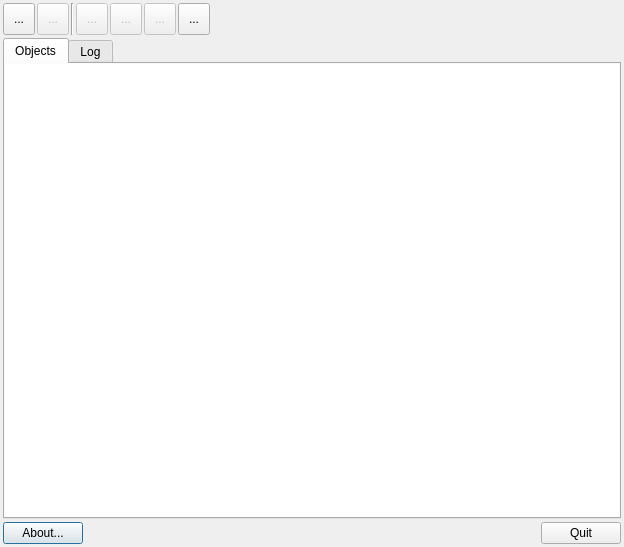
This is FilesystemWatcher.ui in FelixdelasPozas/FilesystemWatcher as Qt 5 draws it before an edit. The edited form follows.
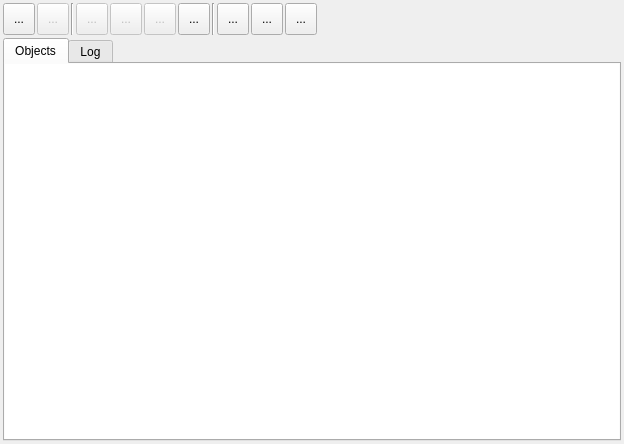
This is the edited form. Icons and pictures are not drawn.

Commit message: Update Qt to version 6. Removed botton buttons in favor or tool buttons. Changed icons. Bump to version 1.2

The edit to the form file:
```diff
--- a/FilesystemWatcher.ui
+++ b/FilesystemWatcher.ui
@@ -7,7 +7,7 @@
     <x>0</x>
     <y>0</y>
     <width>624</width>
-    <height>547</height>
+    <height>444</height>
    </rect>
   </property>
   <property name="windowTitle">
@@ -249,6 +249,109 @@
        </property>
       </widget>
      </item>
+     <item>
+      <widget class="Line" name="line_2">
+       <property name="orientation">
+        <enum>Qt::Orientation::Vertical</enum>
+       </property>
+      </widget>
+     </item>
+     <item>
+      <widget class="QToolButton" name="m_minimize">
+       <property name="minimumSize">
+        <size>
+         <width>32</width>
+         <height>32</height>
+        </size>
+       </property>
+       <property name="maximumSize">
+        <size>
+         <width>32</width>
+         <height>32</height>
+        </size>
+       </property>
+       <property name="toolTip">
+        <string>Minimize to the system tray.</string>
+       </property>
+       <property name="text">
+        <string>...</string>
+       </property>
+       <property name="icon">
+        <iconset resource="rsc/resources.qrc">
+         <normaloff>:/FilesystemWatcher/minimize.svg</normaloff>:/FilesystemWatcher/minimize.svg</iconset>
+       </property>
+       <property name="iconSize">
+        <size>
+         <width>24</width>
+         <height>24</height>
+        </size>
+       </property>
+      </widget>
+     </item>
+     <item>
+      <widget class="QToolButton" name="m_about">
+       <property name="minimumSize">
+        <size>
+         <width>32</width>
+         <height>32</height>
+        </size>
+       </property>
+       <property name="maximumSize">
+        <size>
+         <width>32</width>
+         <height>32</height>
+        </size>
+       </property>
+       <property name="toolTip">
+        <string>About this application...</string>
+       </property>
+       <property name="text">
+        <string>...</string>
+       </property>
+       <property name="icon">
+        <iconset resource="rsc/resources.qrc">
+         <normaloff>:/FilesystemWatcher/info.svg</normaloff>:/FilesystemWatcher/info.svg</iconset>
+       </property>
+       <property name="iconSize">
+        <size>
+         <width>24</width>
+         <height>24</height>
+        </size>
+       </property>
+      </widget>
+     </item>
+     <item>
+      <widget class="QToolButton" name="m_quit">
+       <property name="minimumSize">
+        <size>
+         <width>32</width>
+         <height>32</height>
+        </size>
+       </property>
+       <property name="maximumSize">
+        <size>
+         <width>32</width>
+         <height>32</height>
+        </size>
+       </property>
+       <property name="toolTip">
+        <string>Exit the application</string>
+       </property>
+       <property name="text">
+        <string>...</string>
+       </property>
+       <property name="icon">
+        <iconset resource="rsc/resources.qrc">
+         <normaloff>:/FilesystemWatcher/exit.svg</normaloff>:/FilesystemWatcher/exit.svg</iconset>
+       </property>
+       <property name="iconSize">
+        <size>
+         <width>24</width>
+         <height>24</height>
+        </size>
+       </property>
+      </widget>
+     </item>
      <item>
       <spacer name="horizontalSpacer_2">
        <property name="orientation">
@@ -370,46 +473,6 @@
      </widget>
     </widget>
    </item>
-   <item>
-    <layout class="QHBoxLayout" name="horizontalLayout">
-     <property name="spacing">
-      <number>6</number>
-     </property>
-     <item>
-      <widget class="QPushButton" name="m_about">
-       <property name="toolTip">
-        <string>About Filesystem Watcher...</string>
-       </property>
-       <property name="text">
-        <string>About...</string>
-       </property>
-      </widget>
-     </item>
-     <item>
-      <spacer name="horizontalSpacer">
-       <property name="orientation">
-        <enum>Qt::Horizontal</enum>
-       </property>
-       <property name="sizeHint" stdset="0">
-        <size>
-         <width>40</width>
-         <height>20</height>
-        </size>
-       </property>
-      </spacer>
-     </item>
-     <item>
-      <widget class="QPushButton" name="m_quit">
-       <property name="toolTip">
-        <string>Quit</string>
-       </property>
-       <property name="text">
-        <string>Quit</string>
-       </property>
-      </widget>
-     </item>
-    </layout>
-   </item>
   </layout>
  </widget>
  <resources>
```
Left out of the diff: 17 changed lines with no effect on the pictures. The commit also changes 30 other files.
